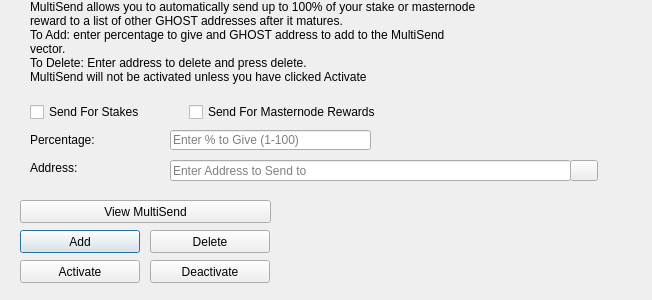
Before: the Qt Designer form forms/multisenddialog.ui in dezzyboy/qt, drawn with Qt 5.
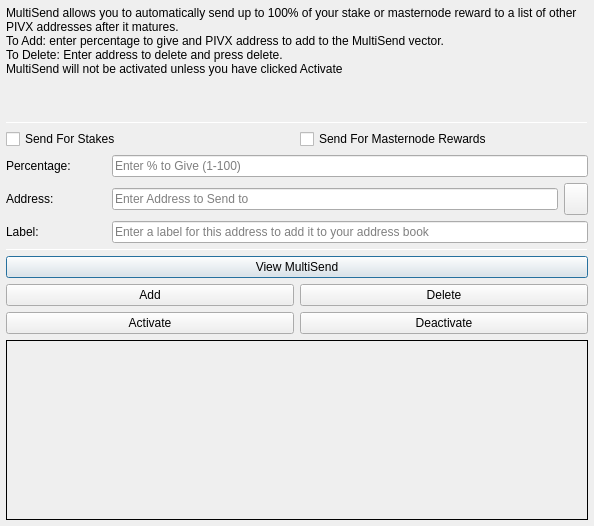
After: the same form once the commit is applied. Icons and pictures are not drawn.

Diff of the .ui file:
```diff
--- a/forms/multisenddialog.ui
+++ b/forms/multisenddialog.ui
@@ -9,22 +9,106 @@
    <rect>
     <x>0</x>
     <y>0</y>
-    <width>652</width>
-    <height>300</height>
+    <width>594</width>
+    <height>526</height>
    </rect>
   </property>
   <property name="windowTitle">
    <string>MultiSend</string>
   </property>
+  <layout class="QVBoxLayout" name="verticalLayout" stretch="0">
+   <property name="leftMargin">
+    <number>6</number>
+   </property>
+   <property name="topMargin">
+    <number>6</number>
+   </property>
+   <property name="rightMargin">
+    <number>6</number>
+   </property>
+   <property name="bottomMargin">
+    <number>6</number>
+   </property>
+   <item>
+    <layout class="QVBoxLayout" name="verticalLayout_Main" stretch="1,1,1,0,1,1,1">
+     <item>
+      <widget class="QLabel" name="label_2">
+       <property name="lineWidth">
+        <number>1</number>
+       </property>
+       <property name="text">
+        <string>MultiSend allows you to automatically send up to 100% of your stake or masternode reward to a list of other PIVX addresses after it matures.
+To Add: enter percentage to give and PIVX address to add to the MultiSend vector.
+To Delete: Enter address to delete and press delete.
+MultiSend will not be activated unless you have clicked Activate</string>
+       </property>
+       <property name="alignment">
+        <set>Qt::AlignLeading|Qt::AlignLeft|Qt::AlignTop</set>
+       </property>
+       <property name="wordWrap">
+        <bool>true</bool>
+       </property>
+      </widget>
+     </item>
+     <item>
+      <widget class="Line" name="line">
+       <property name="minimumSize">
+        <size>
+         <width>0</width>
+         <height>1</height>
+        </size>
+       </property>
+       <property name="maximumSize">
+        <size>
+         <width>16777215</width>
+         <height>1</height>
+        </size>
+       </property>
+       <property name="orientation">
+        <enum>Qt::Horizontal</enum>
+       </property>
+      </widget>
+     </item>
+     <item>
+      <layout class="QVBoxLayout" name="verticalLayout_Settings">
+       <item>
+        <layout class="QHBoxLayout" name="horizontalLayout">
+         <item>
+          <widget class="QCheckBox" name="multiSendStakeCheckBox">
+           <property name="text">
+            <string>Send For Stakes</string>
+           </property>
+          </widget>
+         </item>
+         <item>
+          <widget class="QCheckBox" name="multiSendMasternodeCheckBox">
+           <property name="text">
+            <string>Send For Masternode Rewards</string>
+           </property>
+          </widget>
+         </item>
+        </layout>
+       </item>
+       <item>
+        <layout class="QHBoxLayout" name="horizontalLayout_6">
+         <item>
+          <widget class="QLabel" name="label">
+           <property name="minimumSize">
+            <size>
+             <width>100</width>
+             <height>0</height>
+            </size>
+           </property>
+           <property name="toolTip">
+            <string>Percentage of stake to send</string>
+           </property>
+           <property name="text">
+            <string>Percentage:</string>
+           </property>
+          </widget>
+         </item>
+         <item>
   <widget class="QLineEdit" name="multiSendPercentEdit">
-   <property name="geometry">
-    <rect>
-     <x>170</x>
-     <y>130</y>
-     <width>201</width>
-     <height>20</height>
-    </rect>
-   </property>
    <property name="toolTip">
     <string>Enter whole numbers 1 - 100</string>
    </property>
@@ -32,15 +116,29 @@
     <string>Enter % to Give (1-100)</string>
    </property>
   </widget>
+         </item>
+        </layout>
+       </item>
+       <item>
+        <layout class="QHBoxLayout" name="horizontalLayout_7">
+         <item>
+          <widget class="QLabel" name="label_5">
+           <property name="minimumSize">
+            <size>
+             <width>100</width>
+             <height>0</height>
+            </size>
+           </property>
+           <property name="toolTip">
+            <string>Address to send portion of stake to</string>
+           </property>
+           <property name="text">
+            <string>Address:</string>
+           </property>
+          </widget>
+         </item>
+         <item>
   <widget class="QLineEdit" name="multiSendAddressEdit">
-   <property name="geometry">
-    <rect>
-     <x>170</x>
-     <y>160</y>
-     <width>401</width>
-     <height>21</height>
-    </rect>
-   </property>
    <property name="toolTip">
     <string/>
    </property>
@@ -48,87 +146,14 @@
     <string>Enter Address to Send to</string>
    </property>
   </widget>
-  <widget class="QLabel" name="label_2">
-   <property name="geometry">
-    <rect>
-     <x>30</x>
-     <y>0</y>
-     <width>451</width>
-     <height>121</height>
-    </rect>
-   </property>
-   <property name="lineWidth">
-    <number>1</number>
-   </property>
-   <property name="text">
-    <string>MultiSend allows you to automatically send up to 100% of your stake or masternode reward to a list of other GHOST addresses after it matures.
-To Add: enter percentage to give and GHOST address to add to the MultiSend vector.
-To Delete: Enter address to delete and press delete.
-MultiSend will not be activated unless you have clicked Activate</string>
-   </property>
-   <property name="alignment">
-    <set>Qt::AlignLeading|Qt::AlignLeft|Qt::AlignTop</set>
-   </property>
-   <property name="wordWrap">
-    <bool>true</bool>
-   </property>
-  </widget>
-  <widget class="QLabel" name="message">
-   <property name="geometry">
-    <rect>
-     <x>290</x>
-     <y>200</y>
-     <width>351</width>
-     <height>91</height>
-    </rect>
-   </property>
-   <property name="text">
-    <string/>
-   </property>
-  </widget>
-  <widget class="QPushButton" name="addButton">
-   <property name="geometry">
-    <rect>
-     <x>20</x>
-     <y>230</y>
-     <width>120</width>
-     <height>23</height>
-    </rect>
-   </property>
-   <property name="toolTip">
-    <string/>
-   </property>
-   <property name="statusTip">
-    <string>Add to MultiSend Vector</string>
-   </property>
-   <property name="text">
-    <string>Add</string>
-   </property>
-  </widget>
-  <widget class="QPushButton" name="disableButton">
-   <property name="geometry">
-    <rect>
-     <x>150</x>
-     <y>260</y>
-     <width>120</width>
-     <height>23</height>
-    </rect>
-   </property>
-   <property name="statusTip">
-    <string>Deactivate MultiSend</string>
-   </property>
-   <property name="text">
-    <string>Deactivate</string>
-   </property>
-  </widget>
-  <widget class="QPushButton" name="addressBookButton">
-   <property name="geometry">
-    <rect>
-     <x>570</x>
-     <y>160</y>
-     <width>28</width>
-     <height>21</height>
-    </rect>
+         </item>
+         <item>
+          <widget class="QToolButton" name="addressBookButton">
+           <property name="maximumSize">
+            <size>
+             <width>16777215</width>
+             <height>32</height>
+            </size>
    </property>
    <property name="toolTip">
     <string>Choose an address from the address book</string>
@@ -143,51 +168,85 @@
    <property name="shortcut">
     <string>Alt+A</string>
    </property>
-   <property name="autoDefault">
-    <bool>false</bool>
-   </property>
-  </widget>
-  <widget class="QLabel" name="label">
-   <property name="geometry">
-    <rect>
-     <x>30</x>
-     <y>130</y>
-     <width>121</width>
-     <height>20</height>
-    </rect>
-   </property>
+          </widget>
+         </item>
+        </layout>
+       </item>
+      </layout>
+     </item>
+     <item>
+      <layout class="QHBoxLayout" name="horizontalLayout_3">
+       <item>
+        <widget class="QLabel" name="label_3">
+         <property name="minimumSize">
+          <size>
+           <width>100</width>
+           <height>0</height>
+          </size>
+         </property>
+         <property name="text">
+          <string>Label:</string>
+         </property>
+        </widget>
+       </item>
+       <item>
+        <widget class="QLineEdit" name="labelAddressLabelEdit">
+         <property name="placeholderText">
+          <string>Enter a label for this address to add it to your address book</string>
+         </property>
+        </widget>
+       </item>
+      </layout>
+     </item>
+     <item>
+      <widget class="Line" name="line_2">
+       <property name="minimumSize">
+        <size>
+         <width>0</width>
+         <height>1</height>
+        </size>
+       </property>
+       <property name="maximumSize">
+        <size>
+         <width>16777215</width>
+         <height>1</height>
+        </size>
+       </property>
+       <property name="orientation">
+        <enum>Qt::Horizontal</enum>
+       </property>
+      </widget>
+     </item>
+     <item>
+      <layout class="QVBoxLayout" name="verticalLayout_Buttons">
+       <item>
+        <layout class="QHBoxLayout" name="horizontalLayout_4">
+         <item>
+          <widget class="QPushButton" name="viewButton">
    <property name="toolTip">
     <string>Percentage of stake to send</string>
    </property>
    <property name="text">
-    <string>Percentage:</string>
-   </property>
-  </widget>
-  <widget class="QLabel" name="label_5">
-   <property name="geometry">
-    <rect>
-     <x>30</x>
-     <y>160</y>
-     <width>111</width>
-     <height>16</height>
-    </rect>
-   </property>
+            <string>View MultiSend</string>
+           </property>
+          </widget>
+         </item>
+        </layout>
+       </item>
+       <item>
+        <layout class="QHBoxLayout" name="horizontalLayout_2">
+         <item>
+          <widget class="QPushButton" name="addButton">
    <property name="toolTip">
     <string>Address to send portion of stake to</string>
    </property>
    <property name="text">
-    <string>Address:</string>
-   </property>
-  </widget>
+            <string>Add</string>
+           </property>
+          </widget>
+         </item>
+         <item>
   <widget class="QPushButton" name="deleteButton">
-   <property name="geometry">
-    <rect>
-     <x>150</x>
-     <y>230</y>
-     <width>120</width>
-     <height>23</height>
-    </rect>
-   </property>
    <property name="toolTip">
     <string/>
    </property>
@@ -198,15 +257,13 @@
     <string>Delete</string>
    </property>
   </widget>
+         </item>
+        </layout>
+       </item>
+       <item>
+        <layout class="QHBoxLayout" name="horizontalLayout_5">
+         <item>
   <widget class="QPushButton" name="activateButton">
-   <property name="geometry">
-    <rect>
-     <x>20</x>
-     <y>260</y>
-     <width>120</width>
-     <height>23</height>
-    </rect>
-   </property>
    <property name="statusTip">
     <string>Activate MultiSend</string>
    </property>
@@ -214,51 +271,55 @@
     <string>Activate</string>
    </property>
   </widget>
-  <widget class="QPushButton" name="viewButton">
-   <property name="geometry">
-    <rect>
-     <x>20</x>
-     <y>200</y>
-     <width>251</width>
-     <height>23</height>
-    </rect>
-   </property>
-   <property name="toolTip">
-    <string/>
-   </property>
+         </item>
+         <item>
+          <widget class="QPushButton" name="disableButton">
    <property name="statusTip">
     <string>View MultiSend Vector</string>
    </property>
    <property name="text">
-    <string>View MultiSend</string>
-   </property>
-  </widget>
-  <widget class="QWidget" name="horizontalLayoutWidget">
-   <property name="geometry">
-    <rect>
-     <x>30</x>
-     <y>100</y>
-     <width>351</width>
-     <height>24</height>
-    </rect>
-   </property>
-   <layout class="QHBoxLayout" name="horizontalLayout">
-    <item>
-     <widget class="QCheckBox" name="multiSendStakeCheckBox">
-      <property name="text">
-       <string>Send For Stakes</string>
-      </property>
-     </widget>
-    </item>
+            <string>Deactivate</string>
+           </property>
+          </widget>
+         </item>
+        </layout>
+       </item>
+      </layout>
+     </item>
     <item>
-     <widget class="QCheckBox" name="multiSendMasternodeCheckBox">
+      <widget class="QLabel" name="message">
+       <property name="minimumSize">
+        <size>
+         <width>0</width>
+         <height>180</height>
+        </size>
+       </property>
+       <property name="frameShape">
+        <enum>QFrame::Panel</enum>
+       </property>
+       <property name="frameShadow">
+        <enum>QFrame::Plain</enum>
+       </property>
+       <property name="lineWidth">
+        <number>1</number>
+       </property>
+       <property name="midLineWidth">
+        <number>1</number>
+       </property>
       <property name="text">
-       <string>Send For Masternode Rewards</string>
-      </property>
+        <string/>
+       </property>
+       <property name="alignment">
+        <set>Qt::AlignLeading|Qt::AlignLeft|Qt::AlignTop</set>
+       </property>
+       <property name="wordWrap">
+        <bool>true</bool>
+       </property>
      </widget>
     </item>
    </layout>
-  </widget>
+   </item>
+  </layout>
  </widget>
  <resources>
   <include location="../GHOST.qrc"/>
```
Left out of the diff: 20 changed lines with no effect on the pictures. Lines whose indentation alone changed are shown as unchanged.
